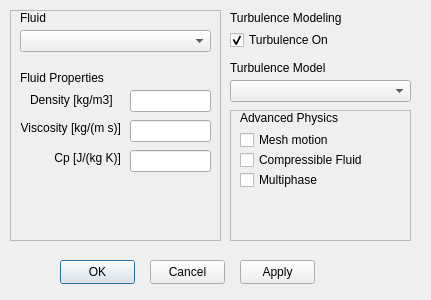
Above: src/physicalPropertiesDialog.ui from thawtar/ampersandCFD before the change. Below: the same form after it.
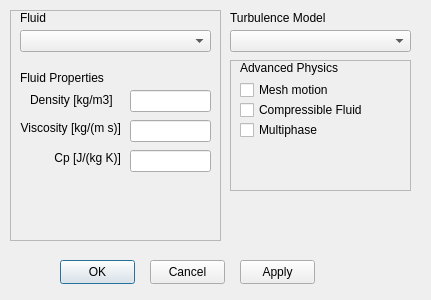
That is the form after the change.

Commit message: added spalart allamaras turbulence settings

What changed in the file:
```diff
--- a/src/physicalPropertiesDialog.ui
+++ b/src/physicalPropertiesDialog.ui
@@ -13,40 +13,11 @@
   <property name="windowTitle">
    <string>Physical Properties</string>
   </property>
-  <widget class="QCheckBox" name="checkBoxTurbulenceOn">
-   <property name="geometry">
-    <rect>
-     <x>230</x>
-     <y>30</y>
-     <width>101</width>
-     <height>20</height>
-    </rect>
-   </property>
-   <property name="text">
-    <string>Turbulence On</string>
-   </property>
-   <property name="checked">
-    <bool>true</bool>
-   </property>
-  </widget>
-  <widget class="QLabel" name="label_5">
-   <property name="geometry">
-    <rect>
-     <x>230</x>
-     <y>10</y>
-     <width>121</width>
-     <height>16</height>
-    </rect>
-   </property>
-   <property name="text">
-    <string>Turbulence Modeling</string>
-   </property>
-  </widget>
   <widget class="QComboBox" name="comboBoxTurbulenceModels">
    <property name="geometry">
     <rect>
      <x>230</x>
-     <y>80</y>
+     <y>30</y>
      <width>181</width>
      <height>22</height>
     </rect>
@@ -56,7 +27,7 @@
    <property name="geometry">
     <rect>
      <x>230</x>
-     <y>60</y>
+     <y>10</y>
      <width>141</width>
      <height>16</height>
     </rect>
@@ -69,7 +40,7 @@
    <property name="geometry">
     <rect>
      <x>230</x>
-     <y>110</y>
+     <y>60</y>
      <width>181</width>
      <height>131</height>
     </rect>
```
The commit also changes 12 other files.
